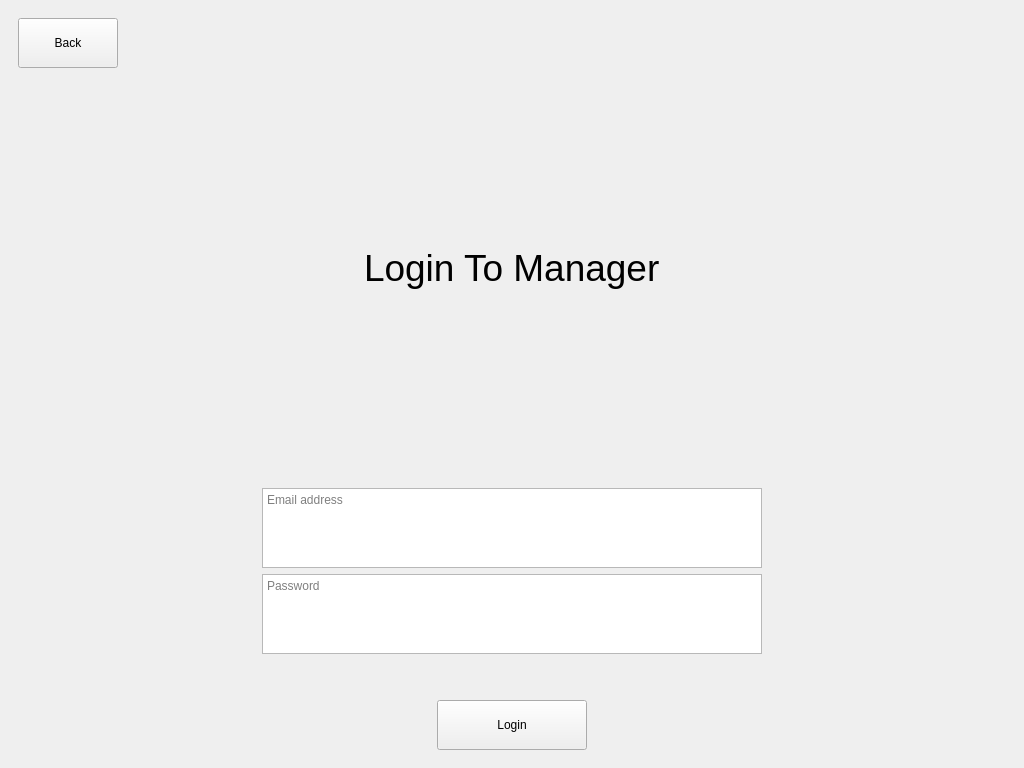
This is AutoMagik/AutoMagik.ui in AlexOfRivia/AutoMagik as Qt 5 draws it before an edit. The edited form follows.
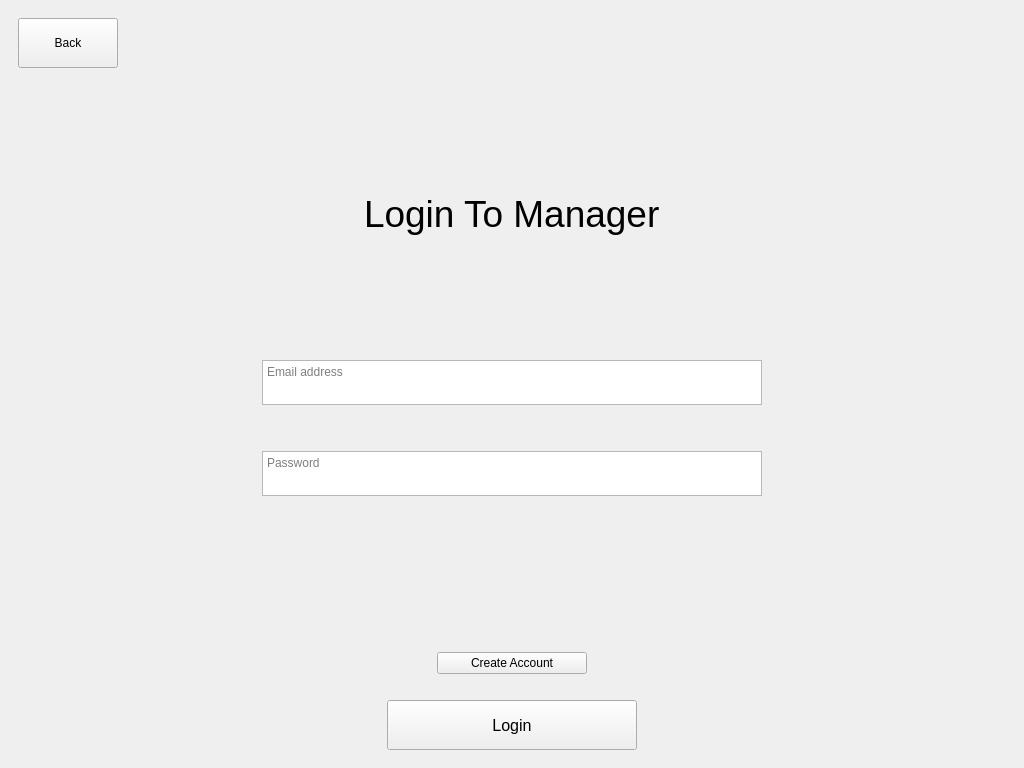
This is the edited form. The open tabs and pages were chosen to show the change. Icons and pictures are not drawn.

Commit message: Minor changes in the UI (spacing mostly)

What changed in the file:
```diff
--- a/AutoMagik/AutoMagik.ui
+++ b/AutoMagik/AutoMagik.ui
@@ -483,7 +483,7 @@
             <property name="sizeHint" stdset="0">
              <size>
               <width>20</width>
-              <height>60</height>
+              <height>40</height>
              </size>
             </property>
            </spacer>
@@ -495,7 +495,7 @@
               <property name="maximumSize">
                <size>
                 <width>500</width>
-                <height>80</height>
+                <height>45</height>
                </size>
               </property>
               <property name="layoutDirection">
@@ -511,6 +511,22 @@
             </item>
            </layout>
           </item>
+          <item>
+           <spacer name="verticalSpacer_9">
+            <property name="orientation">
+             <enum>Qt::Orientation::Vertical</enum>
+            </property>
+            <property name="sizeType">
+             <enum>QSizePolicy::Policy::Preferred</enum>
+            </property>
+            <property name="sizeHint" stdset="0">
+             <size>
+              <width>20</width>
+              <height>40</height>
+             </size>
+            </property>
+           </spacer>
+          </item>
           <item>
            <layout class="QHBoxLayout" name="horizontalLayout_5">
             <item>
@@ -518,7 +534,7 @@
               <property name="maximumSize">
                <size>
                 <width>500</width>
-                <height>80</height>
+                <height>45</height>
                </size>
               </property>
               <property name="placeholderText">
@@ -539,7 +555,72 @@
             <property name="sizeHint" stdset="0">
              <size>
               <width>20</width>
-              <height>40</height>
+              <height>150</height>
+             </size>
+            </property>
+           </spacer>
+          </item>
+          <item>
+           <layout class="QHBoxLayout" name="horizontalLayout_12">
+            <item>
+             <spacer name="horizontalSpacer_11">
+              <property name="orientation">
+               <enum>Qt::Orientation::Horizontal</enum>
+              </property>
+              <property name="sizeType">
+               <enum>QSizePolicy::Policy::Preferred</enum>
+              </property>
+              <property name="sizeHint" stdset="0">
+               <size>
+                <width>40</width>
+                <height>20</height>
+               </size>
+              </property>
+             </spacer>
+            </item>
+            <item>
+             <widget class="QPushButton" name="createManagerAccButton">
+              <property name="maximumSize">
+               <size>
+                <width>150</width>
+                <height>16777215</height>
+               </size>
+              </property>
+              <property name="text">
+               <string>Create Account</string>
+              </property>
+             </widget>
+            </item>
+            <item>
+             <spacer name="horizontalSpacer_12">
+              <property name="orientation">
+               <enum>Qt::Orientation::Horizontal</enum>
+              </property>
+              <property name="sizeType">
+               <enum>QSizePolicy::Policy::Preferred</enum>
+              </property>
+              <property name="sizeHint" stdset="0">
+               <size>
+                <width>40</width>
+                <height>20</height>
+               </size>
+              </property>
+             </spacer>
+            </item>
+           </layout>
+          </item>
+          <item>
+           <spacer name="verticalSpacer_10">
+            <property name="orientation">
+             <enum>Qt::Orientation::Vertical</enum>
+            </property>
+            <property name="sizeType">
+             <enum>QSizePolicy::Policy::Preferred</enum>
+            </property>
+            <property name="sizeHint" stdset="0">
+             <size>
+              <width>20</width>
+              <height>20</height>
              </size>
             </property>
            </spacer>
@@ -551,6 +632,9 @@
               <property name="orientation">
                <enum>Qt::Orientation::Horizontal</enum>
               </property>
+              <property name="sizeType">
+               <enum>QSizePolicy::Policy::Preferred</enum>
+              </property>
               <property name="sizeHint" stdset="0">
                <size>
                 <width>40</width>
@@ -567,6 +651,17 @@
                 <height>50</height>
                </size>
               </property>
+              <property name="maximumSize">
+               <size>
+                <width>250</width>
+                <height>16777215</height>
+               </size>
+              </property>
+              <property name="font">
+               <font>
+                <pointsize>12</pointsize>
+               </font>
+              </property>
               <property name="text">
                <string>Login</string>
               </property>
@@ -577,6 +672,9 @@
               <property name="orientation">
                <enum>Qt::Orientation::Horizontal</enum>
               </property>
+              <property name="sizeType">
+               <enum>QSizePolicy::Policy::Preferred</enum>
+              </property>
               <property name="sizeHint" stdset="0">
                <size>
                 <width>40</width>
```
Left out of the diff: 85 changed lines with no effect on the pictures.
